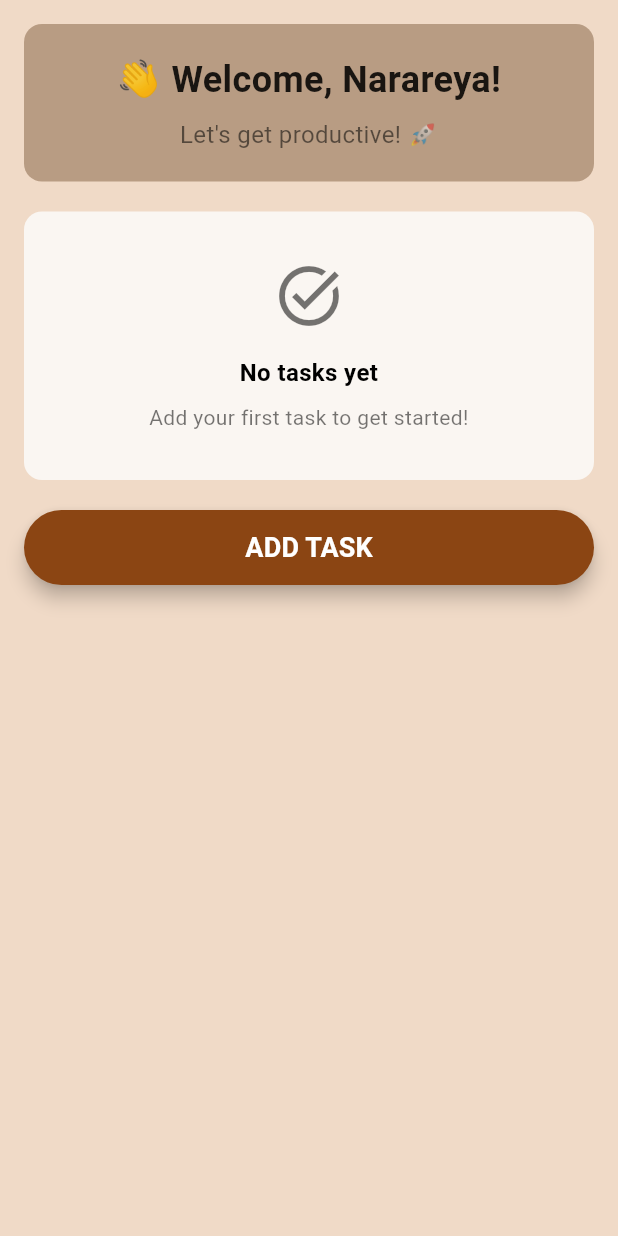
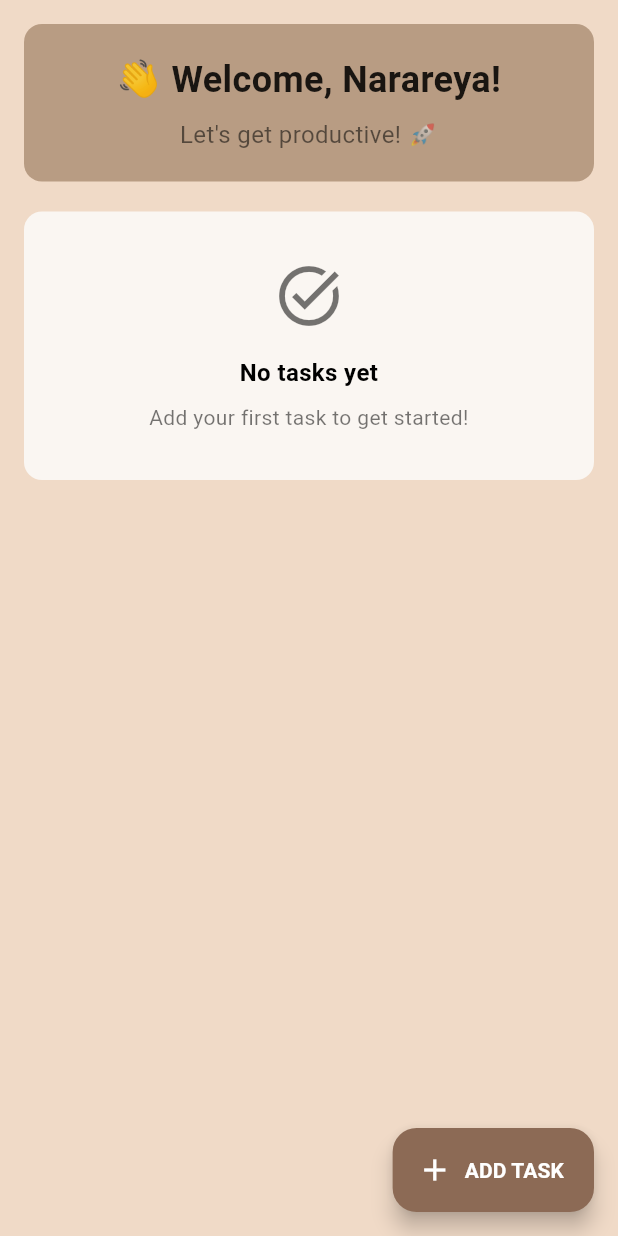
Before and after one commit to narareya/LatihanToDo_15_26, a Flutter app: the HomePage screen opened by its route, on a phone screen of 412 x 824 dp. Run offline on Flutter 3.47's test engine with Material 3 defaults, Android fonts, the phone set to English and light mode, and no system bars; our stand-ins replace get.

Commit message:
fix [NM] UI

```diff
--- a/noted/lib/pages/homepage.dart
+++ b/noted/lib/pages/homepage.dart
@@ -115,17 +115,25 @@ class HomePage extends StatelessWidget {
               );
             }),
 
-            // Add Button
-            Padding(
-              padding: const EdgeInsets.only(top: 20),
-              child: CustomButton(
-                myText: "ADD TASK",
-                onPressed: () {
-                  Get.toNamed(AppRoutes.addTaskPage);
-                },
-              ),
-            ),
+            // Extra space for floating button
+            const SizedBox(height: 80),
           ],
+        ),
+      ),
+
+      // Floating Action Button
+      floatingActionButton: FloatingActionButton.extended(
+        onPressed: () {
+          Get.toNamed(AppRoutes.addTaskPage);
+        },
+        backgroundColor: AppColors.mediumBrown,
+        foregroundColor: Colors.white,
+        icon: const Icon(Icons.add),
+        label: const Text(
+          "ADD TASK",
+          style: TextStyle(
+            fontWeight: FontWeight.bold,
+          ),
         ),
       ),
     );
```
Also changed, not shown: noted/lib/components/custom_card.dart (+35 -9 lines).
